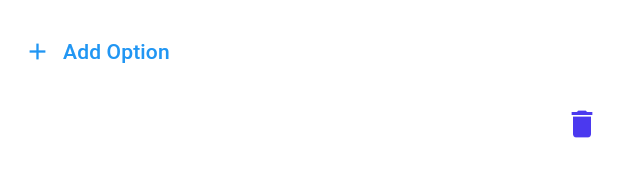
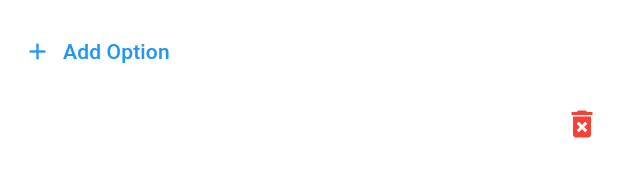
Before and after one commit to darshanvaru/Kvizz, a Flutter app: the ReorderableQuestionWidget widget shown alone on an empty page, opened directly with sample values from the repository, on a phone screen of 412 x 824 dp. Shown: the part 691-868 px from the top of the screen. Run offline on Flutter 3.47's test engine with Material 3 defaults, Android fonts, the phone set to English and light mode, and no system bars; Roboto replaces fonts that are missing (Poppins).

```diff
--- a/lib/widgets/reorderable_question_widget.dart
+++ b/lib/widgets/question_types_widgets/reorderable_question_widget.dart
@@ -128,7 +128,7 @@ class _ReorderableQuestionWidgetState
         Align(
           alignment: Alignment.centerRight,
           child: IconButton(
-            icon: const Icon(Icons.delete),
+            icon: Icon(Icons.delete_forever, color: Colors.red),
             onPressed: widget.onDelete,
           ),
         ),
```
Also changed, not shown: lib/screens/create_quiz_screen.dart (+5 -5 lines), lib/widgets/question_types_widgets/multiple_choice_question_widget.dart (renamed from lib/widgets/multiple_choice_question_widget.dart), lib/widgets/question_types_widgets/open_ended_question_widget.dart (renamed from lib/widgets/open_ended_question_widget.dart), lib/widgets/question_types_widgets/single_choice_question_widget.dart (renamed from lib/widgets/single_choice_question_widget.dart), lib/widgets/question_types_widgets/true_false_question_widget.dart (renamed from lib/widgets/true_false_question_widget.dart).
